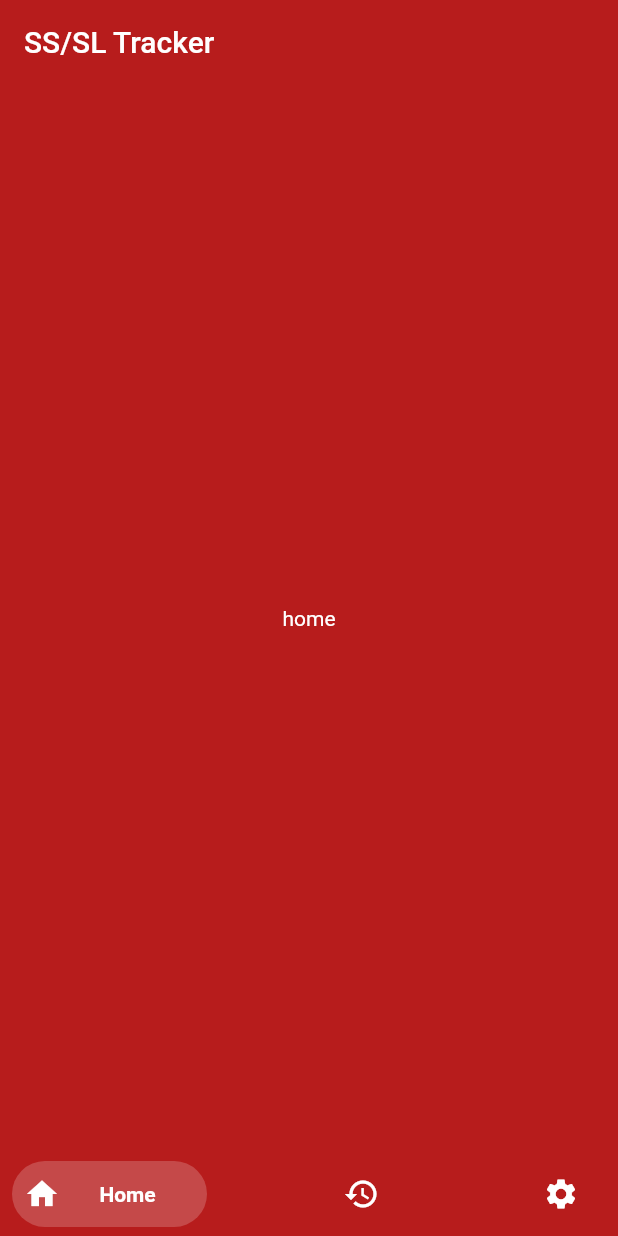
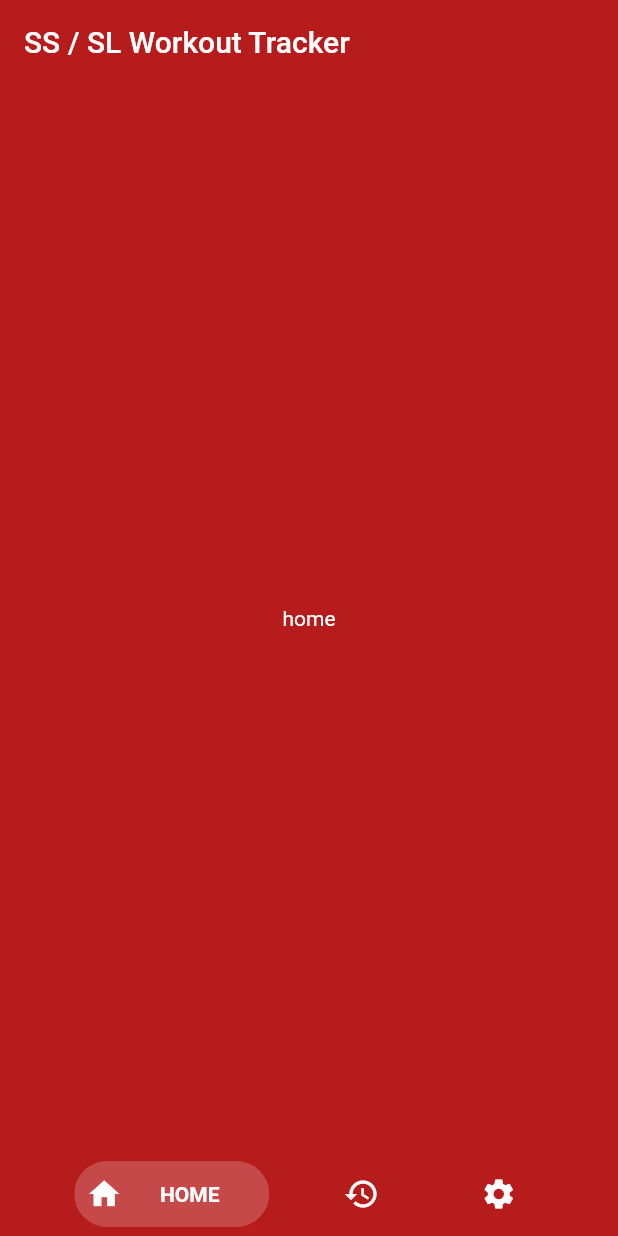
Before and after one commit to tatater56/ss-sl-workout-tracker, a Flutter app: the screen it shows after launch, on a phone screen of 412 x 824 dp. Run offline on Flutter 3.47's test engine with Material 2 defaults, Android fonts, the phone set to English and light mode, and no system bars; drawn by our look-alikes of bottom_navy_bar.

Commit message:
small adjustments to main, fix quotation marks

```diff
--- a/lib/main.dart
+++ b/lib/main.dart
@@ -13,7 +13,7 @@ class MyApp extends StatefulWidget {
 }
 
 class _MyAppState extends State<MyApp> {
-  final String _appbarTitle = "SS/SL Tracker";
+  final String _appbarTitle = 'SS / SL Workout Tracker';
   int _pageIndex = 0;
   PageController _pageController;
 
@@ -53,14 +53,16 @@ class _MyAppState extends State<MyApp> {
           onItemSelected: (index) {
             setState(() => _pageIndex = index);
             _pageController.animateToPage(index,
-                duration: Duration(milliseconds: 300), curve: Curves.ease);
+                duration: Duration(milliseconds: 270), curve: Curves.ease);
           },
           backgroundColor: Colors.transparent,
           showElevation: false,
+          curve: Curves.ease,
+          mainAxisAlignment: MainAxisAlignment.spaceEvenly,
           items: [
-            buildBottomNavyBarItem(Icons.home, "Home"),
-            buildBottomNavyBarItem(Icons.history, "History"),
-            buildBottomNavyBarItem(Icons.settings, "Settings"),
+            buildBottomNavyBarItem(Icons.home, 'HOME'),
+            buildBottomNavyBarItem(Icons.history, 'HISTORY'),
+            buildBottomNavyBarItem(Icons.settings, 'SETTINGS'),
           ],
         ),
       ),
--- a/lib/views/history.dart
+++ b/lib/views/history.dart
@@ -13,7 +13,7 @@ class _HistoryViewState extends State<HistoryView> {
     return Container(
       color: _mainColor,
       child: SafeArea(
-        child: Center(child: Text("history")),
+        child: Center(child: Text('history')),
       ),
     );
   }
--- a/lib/views/home.dart
+++ b/lib/views/home.dart
@@ -13,7 +13,7 @@ class _HomeViewState extends State<HomeView> {
     return Container(
       color: _mainColor,
       child: SafeArea(
-        child: Center(child: Text("home")),
+        child: Center(child: Text('home')),
       ),
     );
   }
--- a/lib/views/settings.dart
+++ b/lib/views/settings.dart
@@ -13,7 +13,7 @@ class _SettingsViewState extends State<SettingsView> {
     return Container(
       color: _mainColor,
       child: SafeArea(
-        child: Center(child: Text("settings")),
+        child: Center(child: Text('settings')),
       ),
     );
   }
```
